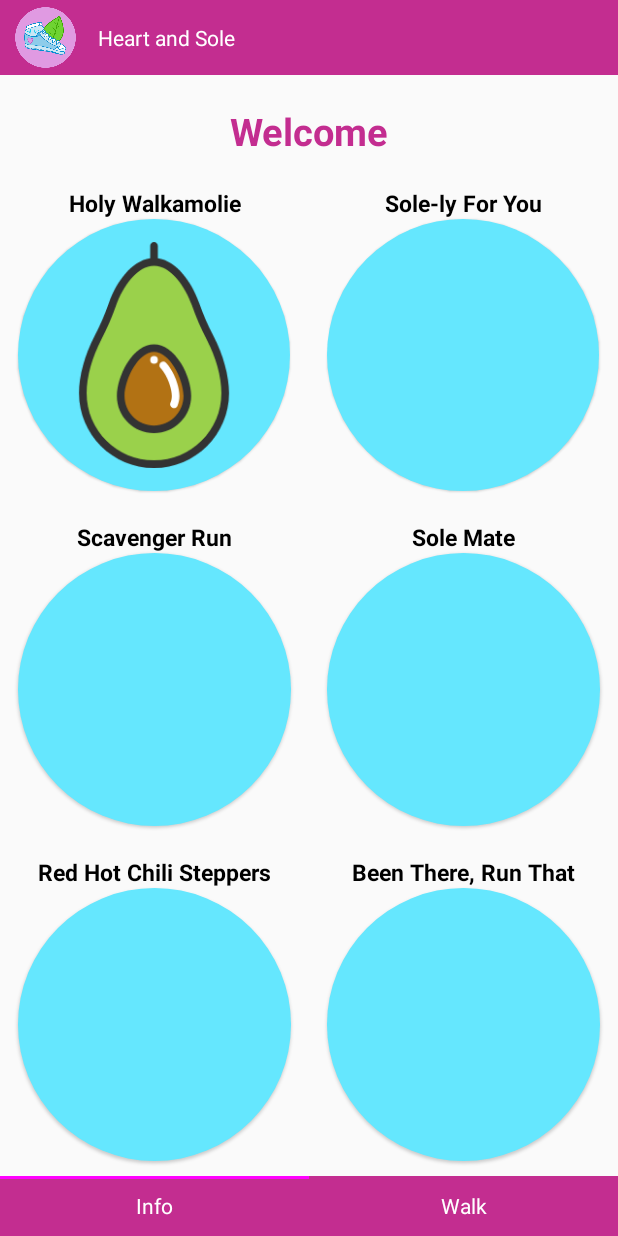
After one commit to NullAwe/Heart-and-Sole, an Android app: the fragment WalkFragment placed in its activity, on a phone screen of 412 x 824 dp. The commit adds this screen. Run offline under Robolectric (Android 15) with nearby library versions, the phone set to English and light mode, and no system bars.

Commit message:
redo finished ?

```diff
--- a/app/build.gradle
+++ b/app/build.gradle
@@ -3,7 +3,7 @@ apply plugin: 'com.google.gms.google-services'
 
 android {
     compileSdkVersion 30
-    buildToolsVersion "30.0.0"
+    buildToolsVersion "30.0.2"
 
     defaultConfig {
         applicationId "com.allen.heartandsole"
@@ -41,7 +41,7 @@ dependencies {
     implementation 'androidx.constraintlayout:constraintlayout:2.0.4'
     implementation 'com.google.android.gms:play-services-location:18.0.0'
     implementation 'com.google.android.material:material:1.4.0-beta01'
-    testImplementation 'junit:junit:4.12'
+    testImplementation 'junit:junit:4.13.2'
     androidTestImplementation 'androidx.test.ext:junit:1.1.2'
     androidTestImplementation 'androidx.test.espresso:espresso-core:3.3.0'
 
--- a/app/src/main/AndroidManifest.xml
+++ b/app/src/main/AndroidManifest.xml
@@ -18,7 +18,7 @@
             android:value="@string/google_maps_key" />
 
         <activity
-            android:name=".MainActivity"
+            android:name=".HomepageActivity"
             android:screenOrientation="portrait">
             <intent-filter>
                 <action android:name="android.intent.action.MAIN" />
--- /dev/null
+++ b/app/src/main/java/com/allen/heartandsole/AppInfoFragment.java
@@ -0,0 +1,20 @@
+package com.allen.heartandsole;
+
+import android.os.Bundle;
+import android.view.LayoutInflater;
+import android.view.View;
+import android.view.ViewGroup;
+
+import androidx.annotation.NonNull;
+import androidx.fragment.app.Fragment;
+
+public class AppInfoFragment extends Fragment {
+    @Override
+    public View onCreateView(@NonNull LayoutInflater inflater, ViewGroup parent,
+                             Bundle savedInstanceState) {
+        return inflater.inflate(R.layout.fragment_app_info, parent, false);
+    }
+
+    @Override
+    public void onViewCreated(@NonNull View view, Bundle savedInstanceState) {}
+}
--- a/app/src/main/java/com/allen/heartandsole/HomepageActivity.java
+++ b/app/src/main/java/com/allen/heartandsole/HomepageActivity.java
@@ -1,14 +1,64 @@
 package com.allen.heartandsole;
 
+import android.app.ActionBar;
+import android.content.Intent;
 import android.os.Bundle;
+import android.view.View;
+import android.widget.LinearLayout;
+import android.widget.RelativeLayout;
+import android.widget.Toolbar;
 
 import androidx.appcompat.app.AppCompatActivity;
+import androidx.fragment.app.Fragment;
+import androidx.fragment.app.FragmentManager;
+
+import com.allen.heartandsole.solely_for_you.SolelyForYouActivity;
 
 public class HomepageActivity extends AppCompatActivity {
+
+    private FragmentManager fragMan;
+    private int curFrag;
 
     @Override
     protected void onCreate(Bundle savedInstanceState) {
         super.onCreate(savedInstanceState);
+        setContentView(R.layout.activity_homepage);
+        // Sets a custom toolbar:
+        Toolbar toolbar = findViewById(R.id.toolbar);
+        setActionBar(toolbar);
+        ActionBar actionBar = getActionBar();
+        actionBar.setDisplayShowCustomEnabled(true);
+        actionBar.setDisplayShowTitleEnabled(false);
+        actionBar.setCustomView(R.layout.toolbar);
+        // Sets the viewed fragment to the info page:
+        fragMan = getSupportFragmentManager();
+        fragMan.beginTransaction().replace(R.id.fragment, new AppInfoFragment()).commit();
+        curFrag = 0;
+    }
 
+    public void onBottomBarClicked(View view) {
+        LinearLayout bottomBar = findViewById(R.id.bottom_bar);
+        int children = bottomBar.getChildCount(), id = -1;
+        for (int i = 0; i < children; i++) {
+            RelativeLayout child = (RelativeLayout) bottomBar.getChildAt(i);
+            if (view == child) id = i;
+            child.getChildAt(0).setVisibility(View.INVISIBLE);
+        }
+        ((RelativeLayout) view).getChildAt(0).setVisibility(View.VISIBLE);
+        if (id == curFrag) return;
+        fragMan.beginTransaction().replace(R.id.fragment, getFragment(id)).commit();
+        curFrag = id;
+    }
+
+    public Fragment getFragment(int id) {
+        return id == 0 ? new AppInfoFragment() : new WalkFragment();
+    }
+
+    public void goToSolelyForYou(View view) {
+        startActivity(new Intent(this, SolelyForYouActivity.class));
+    }
+
+    public void goToRedHotChiliSteppers(View view) {
+        startActivity(new Intent(this, RedHotChiliSteppersActivity.class));
     }
 }
--- a/app/src/main/java/com/allen/heartandsole/MainActivity.java
+++ b/app/src/main/java/com/allen/heartandsole/MainActivity.java
@@ -45,23 +45,15 @@ public class MainActivity extends AppCompatActivity {
         });
         appModesDesc = findViewById(R.id.app_modes_description);
         appModesDesc.setFlipInterval(7500);
-        appModesDesc.setInAnimation(this, R.anim.slide_in_right);
-        appModesDesc.setOutAnimation(this, R.anim.slide_out_left);
-//        appModesDesc.setInAnimation(this, R.anim.slide_in_left);
-//        appModesDesc.setOutAnimation(this, R.anim.slide_out_right);
         appModesDesc.startFlipping();
     }
 
     public void moveVFLeft(View view) {
-        appModesDesc.setInAnimation(this, R.anim.slide_in_left);
-        appModesDesc.setOutAnimation(this, R.anim.slide_out_right);
         appModesDesc.showPrevious();
         resetFlip();
     }
 
     public void moveVFRight(View view) {
-        appModesDesc.setInAnimation(this, R.anim.slide_in_right);
-        appModesDesc.setOutAnimation(this, R.anim.slide_out_left);
         appModesDesc.showNext();
         resetFlip();
     }
@@ -69,13 +61,6 @@ public class MainActivity extends AppCompatActivity {
     public void resetFlip() {
         appModesDesc.stopFlipping();
         appModesDesc.startFlipping();
-        new Timer().schedule(new TimerTask() {
-            @Override
-            public void run() {
-                appModesDesc.setInAnimation(MainActivity.this, R.anim.slide_in_right);
-                appModesDesc.setOutAnimation(MainActivity.this, R.anim.slide_out_left);
-            }
-        }, 100);
     }
 
     public void goToSignUp(View view) {
--- /dev/null
+++ b/app/src/main/java/com/allen/heartandsole/WalkFragment.java
@@ -0,0 +1,52 @@
+package com.allen.heartandsole;
+
+import android.os.Bundle;
+import android.view.LayoutInflater;
+import android.view.View;
+import android.view.ViewGroup;
+import android.widget.Button;
+import android.widget.ImageButton;
+import android.widget.LinearLayout;
+import android.widget.RelativeLayout;
+
+import androidx.annotation.NonNull;
+import androidx.fragment.app.Fragment;
+
+public class WalkFragment extends Fragment {
+    @Override
+    public View onCreateView(@NonNull LayoutInflater inflater, ViewGroup parent,
+                             Bundle savedInstanceState) {
+        return inflater.inflate(R.layout.fragment_walk, parent, false);
+    }
+
+    @Override
+    public void onViewCreated(@NonNull View view, Bundle savedInstanceState) {
+        makeNavButtonsCircular(view);
+    }
+
+    private static void makeNavButtonsCircular(View view) {
+        LinearLayout navButtons = view.findViewById(R.id.nav_buttons);
+        for (int i = 0; i < navButtons.getChildCount(); i++) {
+            View next = navButtons.getChildAt(i);
+            if (!(next instanceof LinearLayout)) continue;
+            LinearLayout ll = (LinearLayout) next;
+            for (int j = 0; j < ll.getChildCount(); j++) {
+                next = ll.getChildAt(j);
+                if (!(next instanceof RelativeLayout)) continue;
+                RelativeLayout rl = (RelativeLayout) next;
+                for (int k = 0; k < rl.getChildCount(); k++) {
+                    next = rl.getChildAt(k);
+                    if (next instanceof ImageButton) {
+                        ImageButton button = (ImageButton) next;
+                        button.post(() -> {
+                            ViewGroup.LayoutParams layoutParams = button.getLayoutParams();
+                            layoutParams.width = button.getHeight();
+                            button.setLayoutParams(layoutParams);
+                            button.postInvalidate();
+                        });
+                    }
+                }
+            }
+        }
+    }
+}
--- /dev/null
+++ b/app/src/main/res/layout/activity_homepage.xml
@@ -0,0 +1,68 @@
+<?xml version="1.0" encoding="utf-8"?>
+<RelativeLayout xmlns:android="http://schemas.android.com/apk/res/android"
+    xmlns:tools="http://schemas.android.com/tools"
+    android:layout_width="match_parent"
+    android:layout_height="match_parent"
+    tools:context=".HomepageActivity">
+    <Toolbar
+        android:layout_width="match_parent"
+        android:layout_height="50dp"
+        android:contentInsetStart="0dp"
+        android:contentInsetEnd="0dp"
+        android:background="@color/colorPrimary"
+        android:id="@+id/toolbar" />
+
+    <FrameLayout
+        android:layout_width="match_parent"
+        android:layout_height="match_parent"
+        android:layout_below="@id/toolbar"
+        android:layout_above="@id/bottom_bar"
+        android:id="@+id/fragment" />
+
+    <LinearLayout
+        android:layout_width="match_parent"
+        android:layout_height="40dp"
+        android:layout_alignParentBottom="true"
+        android:background="@color/colorPrimary"
+        android:baselineAligned="false"
+        android:orientation="horizontal"
+        android:weightSum="2"
+        android:id="@+id/bottom_bar">
+        <RelativeLayout
+            android:layout_width="0dp"
+            android:layout_height="match_parent"
+            android:onClick="onBottomBarClicked"
+            android:layout_weight="1">
+            <View
+                android:layout_width="match_parent"
+                android:layout_height="2dp"
+                android:background="@color/colorSecondary" />
+
+            <TextView
+                android:layout_width="match_parent"
+                android:layout_height="match_parent"
+                android:text="Info"
+                android:textColor="@color/colorAccent"
+                android:gravity="center" />
+        </RelativeLayout>
+
+        <RelativeLayout
+            android:layout_width="0dp"
+            android:layout_height="match_parent"
+            android:onClick="onBottomBarClicked"
+            android:layout_weight="1">
+            <View
+                android:layout_width="match_parent"
+                android:layout_height="2dp"
+                android:background="@color/colorSecondary"
+                android:visibility="invisible" />
+
+            <TextView
+                android:layout_width="match_parent"
+                android:layout_height="match_parent"
+                android:text="Walk"
+                android:textColor="@color/colorAccent"
+                android:gravity="center" />
+        </RelativeLayout>
+    </LinearLayout>
+</RelativeLayout>
--- /dev/null
+++ b/app/src/main/res/layout/fragment_app_info.xml
@@ -0,0 +1,10 @@
+<?xml version="1.0" encoding="utf-8"?>
+<RelativeLayout xmlns:android="http://schemas.android.com/apk/res/android"
+    android:layout_width="match_parent"
+    android:layout_height="match_parent">
+    <ImageView
+        android:layout_width="200dp"
+        android:layout_height="200dp"
+        android:layout_centerInParent="true"
+        android:src="@drawable/heart_and_sole_icon" />
+</RelativeLayout>
--- /dev/null
+++ b/app/src/main/res/layout/fragment_walk.xml
@@ -0,0 +1,214 @@
+<?xml version="1.0" encoding="utf-8"?>
+<RelativeLayout xmlns:android="http://schemas.android.com/apk/res/android"
+    xmlns:tools="http://schemas.android.com/tools"
+    android:layout_width="match_parent"
+    android:layout_height="match_parent"
+    tools:context=".HomepageActivity">
+    <TextView
+        android:layout_width="match_parent"
+        android:layout_height="wrap_content"
+        android:layout_marginTop="10dp"
+        android:padding="10dp"
+        android:text="Welcome"
+        android:textSize="25sp"
+        android:textColor="@color/colorPrimary"
+        android:textStyle="bold"
+        android:gravity="center"
+        android:id="@+id/me_heading"/>
+
+    <LinearLayout
+        android:layout_width="match_parent"
+        android:layout_height="match_parent"
+        android:layout_below="@id/me_heading"
+        android:orientation="horizontal"
+        android:weightSum="2"
+        android:id="@+id/nav_buttons">
+        <LinearLayout
+            android:layout_width="0dp"
+            android:layout_height="match_parent"
+            android:orientation="vertical"
+            android:weightSum="3"
+            android:layout_weight="1">
+            <RelativeLayout
+                android:layout_width="match_parent"
+                android:layout_height="0dp"
+                android:padding="10dp"
+                android:clipToPadding="false"
+                android:layout_weight="1">
+                <TextView
+                    android:layout_width="match_parent"
+                    android:layout_height="wrap_content"
+                    android:text="Holy Walkamolie"
+                    android:textSize="15sp"
+                    android:textColor="@color/colorPrimaryDark"
+                    android:textStyle="bold"
+                    android:gravity="center"
+                    android:id="@+id/holy_walkamolie_heading"/>
+
+                <ImageButton
+                    android:layout_width="match_parent"
+                    android:layout_height="match_parent"
+                    android:layout_centerInParent="true"
+                    android:layout_below="@id/holy_walkamolie_heading"
+                    android:padding="15dp"
+                    android:src="@drawable/ic_holy_walkamolie"
+                    android:scaleType="fitCenter"
+                    android:adjustViewBounds="true"
+                    android:background="@drawable/circular_button"
+                    android:elevation="1dp"
+                    android:layout_weight="1" />
+            </RelativeLayout>
+
+            <RelativeLayout
+                android:layout_width="match_parent"
+                android:layout_height="0dp"
+                android:padding="10dp"
+                android:clipToPadding="false"
+                android:layout_weight="1">
+                <TextView
+                    android:layout_width="match_parent"
+                    android:layout_height="wrap_content"
+                    android:text="Scavenger Run"
+                    android:textSize="15sp"
+                    android:textColor="@color/colorPrimaryDark"
+                    android:textStyle="bold"
+                    android:gravity="center"
+                    android:id="@+id/scavenger_run_heading"/>
+
+                <ImageButton
+                    android:layout_width="match_parent"
+                    android:layout_height="match_parent"
+                    android:layout_centerInParent="true"
+                    android:layout_below="@id/scavenger_run_heading"
+                    android:padding="15dp"
+                    android:scaleType="fitCenter"
+                    android:adjustViewBounds="true"
+                    android:background="@drawable/circular_button"
+                    android:elevation="1dp"
+                    android:layout_weight="1" />
+            </RelativeLayout>
+
+            <RelativeLayout
+                android:layout_width="match_parent"
+                android:layout_height="0dp"
+                android:padding="10dp"
+                android:clipToPadding="false"
+                android:layout_weight="1">
+                <TextView
+                    android:layout_width="match_parent"
+                    android:layout_height="wrap_content"
+                    android:text="Red Hot Chili Steppers"
+                    android:textSize="15sp"
+                    android:textColor="@color/colorPrimaryDark"
+                    android:textStyle="bold"
+                    android:gravity="center"
+                    android:id="@+id/red_hot_chili_steppers_heading"/>
+
+                <ImageButton
+                    android:layout_width="match_parent"
+                    android:layout_height="match_parent"
+                    android:layout_centerInParent="true"
+                    android:layout_below="@id/red_hot_chili_steppers_heading"
+                    android:padding="15dp"
+                    android:scaleType="fitCenter"
+                    android:adjustViewBounds="true"
+                    android:background="@drawable/circular_button"
+                    android:elevation="1dp"
+                    android:onClick="goToRedHotChiliSteppers"
+                    android:layout_weight="1" />
+            </RelativeLayout>
+        </LinearLayout>
+
+        <LinearLayout
+            android:layout_width="0dp"
+            android:layout_height="match_parent"
+            android:orientation="vertical"
+            android:weightSum="3"
+            android:layout_weight="1">
+            <RelativeLayout
+                android:layout_width="match_parent"
+                android:layout_height="0dp"
+                android:padding="10dp"
+                android:clipToPadding="false"
+                android:layout_weight="1">
+                <TextView
+                    android:layout_width="match_parent"
+                    android:layout_height="wrap_content"
+                    android:text="Sole-ly For You"
+                    android:textSize="15sp"
+                    android:textColor="@color/colorPrimaryDark"
+                    android:textStyle="bold"
+                    android:gravity="center"
+                    android:id="@+id/solely_for_you_heading"/>
+
+                <ImageButton
+                    android:layout_width="match_parent"
+                    android:layout_height="match_parent"
+                    android:layout_centerInParent="true"
+                    android:layout_below="@id/solely_for_you_heading"
+                    android:background="@drawable/circular_button"
+                    android:elevation="1dp"
+                    android:onClick="goToSolelyForYou"
+                    android:layout_weight="1" />
+            </RelativeLayout>
+
+            <RelativeLayout
+                android:layout_width="match_parent"
+                android:layout_height="0dp"
+                android:padding="10dp"
+                android:clipToPadding="false"
+                android:layout_weight="1">
+                <TextView
+                    android:layout_width="match_parent"
+                    android:layout_height="wrap_content"
+                    android:text="Sole Mate"
+                    android:textSize="15sp"
+                    android:textColor="@color/colorPrimaryDark"
+                    android:textStyle="bold"
+                    android:gravity="center"
+                    android:id="@+id/sole_mate_heading"/>
+
+                <ImageButton
+                    android:layout_width="match_parent"
+                    android:layout_height="match_parent"
+                    android:layout_centerInParent="true"
+                    android:layout_below="@id/sole_mate_heading"
+                    android:padding="15dp"
+                    android:scaleType="fitCenter"
+                    android:adjustViewBounds="true"
+                    android:background="@drawable/circular_button"
+                    android:elevation="1dp"
+                    android:layout_weight="1" />
+            </RelativeLayout>
+
+            <RelativeLayout
+                android:layout_width="match_parent"
+                android:layout_height="0dp"
+                android:padding="10dp"
+                android:clipToPadding="false"
+                android:layout_weight="1">
+                <TextView
+                    android:layout_width="match_parent"
+                    android:layout_height="wrap_content"
+                    android:text="Been There, Run That"
+                    android:textSize="15sp"
+                    android:textColor="@color/colorPrimaryDark"
+                    android:textStyle="bold"
+                    android:gravity="center"
+                    android:id="@+id/been_there_run_that_heading"/>
+
+                <ImageButton
+                    android:layout_width="match_parent"
+                    android:layout_height="match_parent"
+                    android:layout_centerInParent="true"
+                    android:layout_below="@id/been_there_run_that_heading"
+                    android:padding="15dp"
+                    android:scaleType="fitCenter"
+                    android:adjustViewBounds="true"
+                    android:background="@drawable/circular_button"
+                    android:elevation="1dp"
+                    android:layout_weight="1" />
+            </RelativeLayout>
+        </LinearLayout>
+    </LinearLayout>
+</RelativeLayout>
```
Also changed, not shown: app/src/main/res/anim/slide_in_left.xml (deleted, +0 -8 lines), app/src/main/res/anim/slide_in_right.xml (deleted, +0 -8 lines), app/src/main/res/anim/slide_out_left.xml (deleted, +0 -8 lines), app/src/main/res/anim/slide_out_right.xml (deleted, +0 -8 lines).
